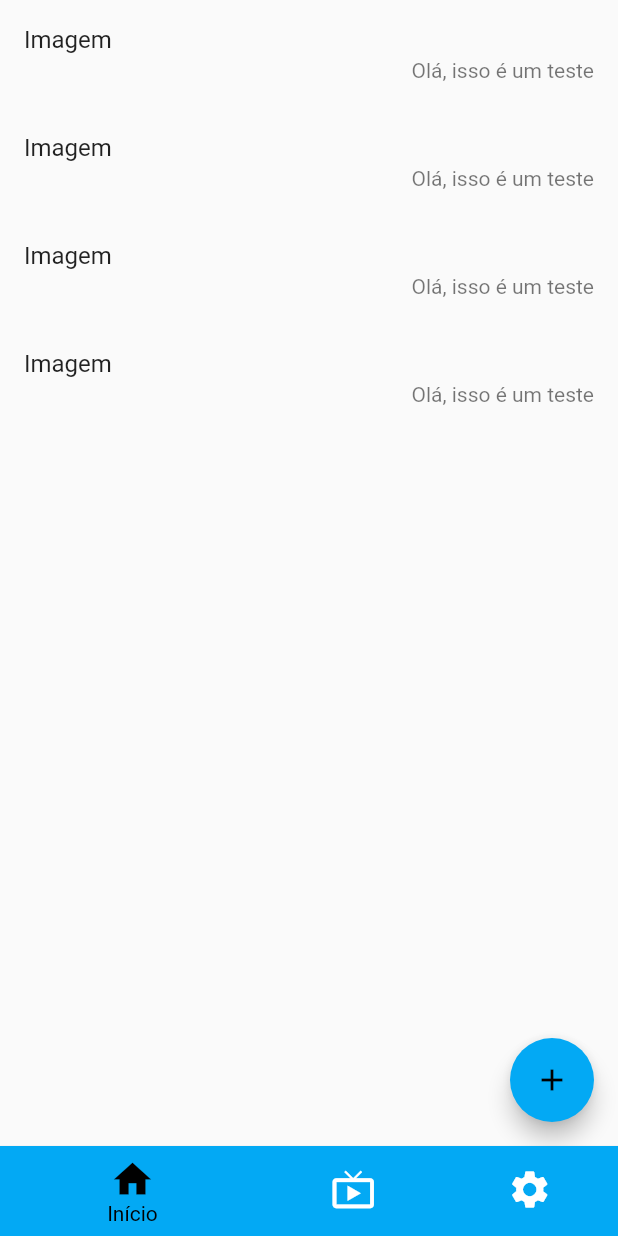
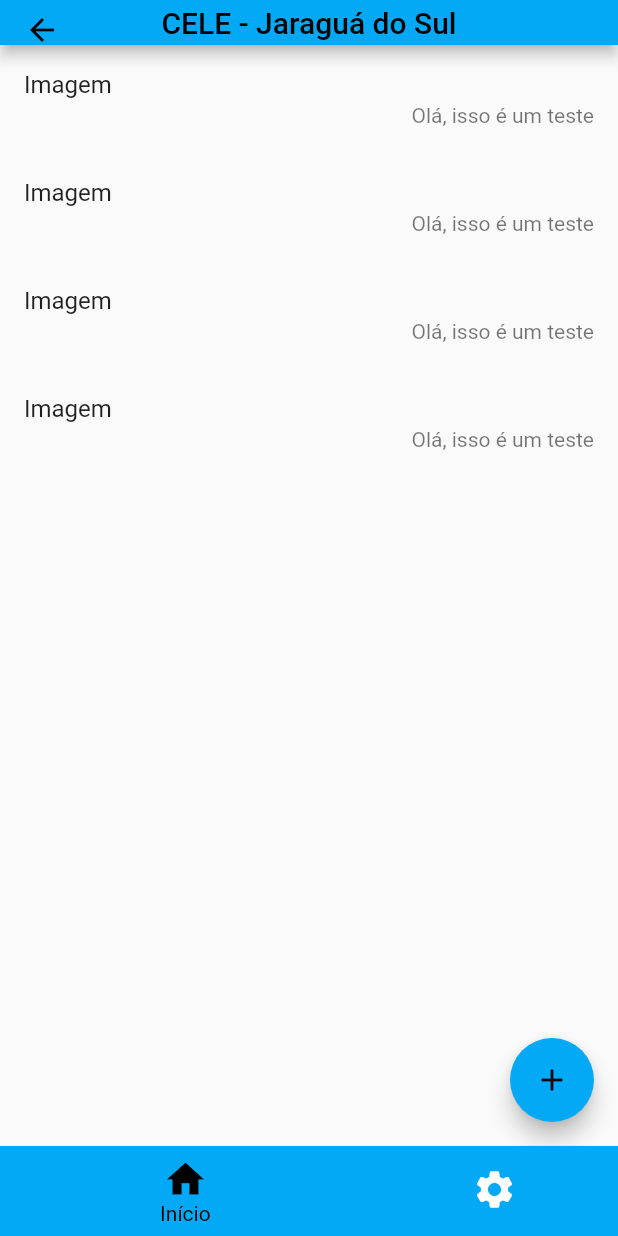
Before and after one commit to GuuilhermeR/igreja_app, a Flutter app: the HomePage screen opened by its route, on a phone screen of 412 x 824 dp. Run offline on Flutter 3.47's test engine with Material 2 defaults, Android fonts, the phone set to English and light mode, and no system bars; our stand-ins replace flutter_modular, fluttertoast, lottie, reactive_forms, shared_preferences; missing offline and left inert: flutter_quill; accounts and stored records are empty.

Commit message:
Atualização para o Flutter 3.0

```diff
--- a/lib/AppComponent/router_outlet_widget.dart
+++ b/lib/AppComponent/router_outlet_widget.dart
@@ -3,6 +3,7 @@
 import 'package:flutter/material.dart';
 import 'package:flutter_modular/flutter_modular.dart';
 import 'package:igreja_app/AppComponent/router_outlet_controller.dart';
+import 'package:provider/provider.dart';
 
 class RouterOutletWidget extends StatefulWidget {
   const RouterOutletWidget({Key? key}) : super(key: key);
@@ -14,7 +15,8 @@ class RouterOutletWidget extends StatefulWidget {
 class _RouterOutletWidgetState extends State<RouterOutletWidget> {
   @override
   Widget build(BuildContext context) {
-    RouterOutletController controller = context.watch<RouterOutletController>();
+    RouterOutletController controller =
+        Provider.of<RouterOutletController>(context);
 
     return const Scaffold(
       body: RouterOutlet(),
--- a/lib/pages/home/home.dart
+++ b/lib/pages/home/home.dart
@@ -4,6 +4,7 @@ import 'package:flutter/material.dart';
 import 'package:igreja_app/pages/configuration/configuration.dart';
 import 'package:igreja_app/pages/feedpage/feed.dart';
 import 'package:igreja_app/pages/live/live.dart';
+import 'package:flutter/src/widgets/framework.dart';
 
 class HomePage extends StatefulWidget {
   const HomePage({Key? key}) : super(key: key);
@@ -22,7 +23,7 @@ class _HomePageState extends State<HomePage> {
 
   static const List<Widget> _widgetOptions = <Widget>[
     FeedPage(),
-    LivePage(),
+    // LivePage(),
     ConfigurationPage(),
   ];
 
@@ -37,11 +38,11 @@ class _HomePageState extends State<HomePage> {
   @override
   Widget build(BuildContext context) {
     return Scaffold(
-      // appBar: AppBar(
-      //   title: const Text('CELE - Jaraguá do Sul'),
-      //   centerTitle: true,
-      //   toolbarHeight: 30,
-      // ),
+      appBar: AppBar(
+        title: const Text('CELE - Jaraguá do Sul'),
+        centerTitle: true,
+        toolbarHeight: 30,
+      ),
       body: Center(
         child: _widgetOptions.elementAt(_selectedIndex),
       ),
@@ -51,10 +52,10 @@ class _HomePageState extends State<HomePage> {
                 icon: Icon(Icons.home),
                 label: ('Início'),
                 backgroundColor: Colors.lightBlue),
-            BottomNavigationBarItem(
-                icon: Icon(Icons.live_tv),
-                label: ('Ao vivo'),
-                backgroundColor: Colors.lightBlue),
+            // BottomNavigationBarItem(
+            //     icon: Icon(Icons.live_tv),
+            //     label: ('Ao vivo'),
+            //     backgroundColor: Colors.lightBlue),
             BottomNavigationBarItem(
               icon: Icon(Icons.settings),
               label: ('Configuração'),
--- a/pubspec.yaml
+++ b/pubspec.yaml
@@ -39,7 +39,7 @@ dependencies:
   json_annotation: ^4.4.0
   fluttertoast: ^8.0.9
   http: ^0.13.4
-  flutter_modular: ^4.5.1+1
+  flutter_modular: ^5.0.3
   dio: ^4.0.6
   shared_preferences: ^2.0.13
   provider: ^6.0.2
```
Also changed, not shown: lib/AppComponent/app_module.dart (+2 -5 lines), lib/pages/feedpage/feed-add.dart (+13 -12 lines), lib/pages/live/live.dart (+0 -17 lines), pubspec.lock, 1 other file.
